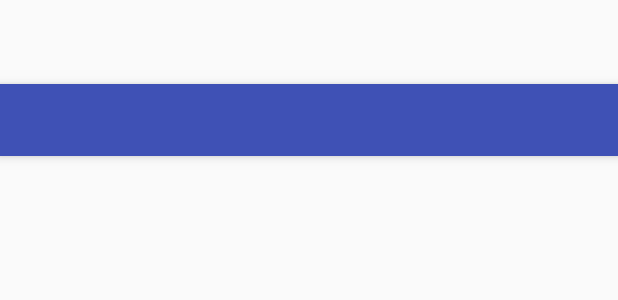
After one commit to Chris-Behan/Lucriment, an Android app: the layout activity_default_availability.xml on its own in the app's theme, with its tools: preview values and no code run, on a phone screen of 412 x 824 dp. The commit adds this screen. Shown: the top 300 px of the screen. Run offline under Robolectric (Android 15) with nearby library versions, the phone set to English and light mode, and no system bars.

Commit message:
refactoring availability/schedule

```diff
--- a/app/src/main/AndroidManifest.xml
+++ b/app/src/main/AndroidManifest.xml
@@ -84,7 +84,9 @@
         <activity android:name=".Favourites" />
         <activity android:name=".UploadActivity" />
         <activity android:name=".ImageLayout" />
-        <activity android:name=".MyProfileActivity"></activity>
+        <activity android:name=".MyProfileActivity" />
+        <activity android:name=".SettingsActivity" />
+        <activity android:name=".DefaultAvailability"></activity>
     </application>
 
 </manifest>
--- a/app/src/main/java/com/lucriment/lucriment/BaseActivity.java
+++ b/app/src/main/java/com/lucriment/lucriment/BaseActivity.java
@@ -54,7 +54,7 @@ public abstract class BaseActivity extends AppCompatActivity implements BottomNa
                 startActivity(y);
             }
         if (itemId == R.id.profile) {
-            Intent y = new Intent(this, MyProfileActivity.class);
+            Intent y = new Intent(this, SettingsActivity.class);
             y.putExtra("userType", getUserType());
             y.putExtra("userInfo",getUserInformation());
             startActivity(y);
--- a/app/src/main/java/com/lucriment/lucriment/TutorListActivity.java
+++ b/app/src/main/java/com/lucriment/lucriment/TutorListActivity.java
@@ -110,7 +110,7 @@ public class TutorListActivity extends BaseActivity {
 
 //Log.d("LOGGED", "IN onStart ");
         mFirebaseAdapter = new FirebaseRecyclerAdapter<TutorInfo, ImageLayoutViewHolder>
-                (TutorInfo.class, R.layout.tutor_profile_layout, ImageLayoutViewHolder.class, myRef)
+                (TutorInfo.class, R.layout.tutor_profile_layout, ImageLayoutViewHolder.class, myRef.orderByChild("rate"))
         {
 
             public void populateViewHolder(final ImageLayoutViewHolder viewHolder, final TutorInfo model, final int position) {
--- /dev/null
+++ b/app/src/main/res/layout/activity_default_availability.xml
@@ -0,0 +1,36 @@
+<?xml version="1.0" encoding="utf-8"?>
+<android.support.design.widget.CoordinatorLayout
+    xmlns:android="http://schemas.android.com/apk/res/android"
+    xmlns:app="http://schemas.android.com/apk/res-auto"
+    xmlns:tools="http://schemas.android.com/tools"
+    android:id="@+id/main_content"
+    android:layout_width="match_parent"
+    android:layout_height="match_parent"
+    android:fitsSystemWindows="true"
+    >
+
+    <android.support.design.widget.AppBarLayout
+        android:id="@+id/appbar"
+        android:layout_width="match_parent"
+        android:layout_height="wrap_content"
+
+        >
+
+
+
+        <android.support.design.widget.TabLayout
+            android:id="@+id/tabs"
+            android:layout_width="match_parent"
+            android:layout_height="wrap_content"/>
+
+    </android.support.design.widget.AppBarLayout>
+
+    <android.support.v4.view.ViewPager
+        android:id="@+id/container"
+        android:layout_width="match_parent"
+        android:layout_height="match_parent"
+        app:layout_behavior="@string/appbar_scrolling_view_behavior"/>
+
+
+
+</android.support.design.widget.CoordinatorLayout>
--- /dev/null
+++ b/app/src/main/res/layout/calendartab.xml
@@ -0,0 +1,6 @@
+<?xml version="1.0" encoding="utf-8"?>
+<LinearLayout xmlns:android="http://schemas.android.com/apk/res/android"
+    android:orientation="vertical" android:layout_width="match_parent"
+    android:layout_height="match_parent">
+
+</LinearLayout>
--- /dev/null
+++ b/app/src/main/res/layout/defaulttab.xml
@@ -0,0 +1,6 @@
+<?xml version="1.0" encoding="utf-8"?>
+<LinearLayout xmlns:android="http://schemas.android.com/apk/res/android"
+    android:orientation="vertical" android:layout_width="match_parent"
+    android:layout_height="match_parent">
+
+</LinearLayout>
```
Also changed, not shown: app/src/main/java/com/lucriment/lucriment/CalendarTabFragment.java (added, +22 -0 lines), app/src/main/java/com/lucriment/lucriment/DefaultAvailability.java (added, +31 -0 lines), app/src/main/java/com/lucriment/lucriment/DefaultTabFragment.java (added, +23 -0 lines), app/src/main/java/com/lucriment/lucriment/MyProfileActivity.java (+2 -6 lines), app/src/main/java/com/lucriment/lucriment/SectionsPageAdapter.java (added, +41 -0 lines), app/src/main/java/com/lucriment/lucriment/SelectedTutorActivity.java (+9 -1 lines), app/src/main/java/com/lucriment/lucriment/SettingsActivity.java (added, +81 -0 lines), app/src/main/res/layout/activity_settings.xml (added, +42 -0 lines).
